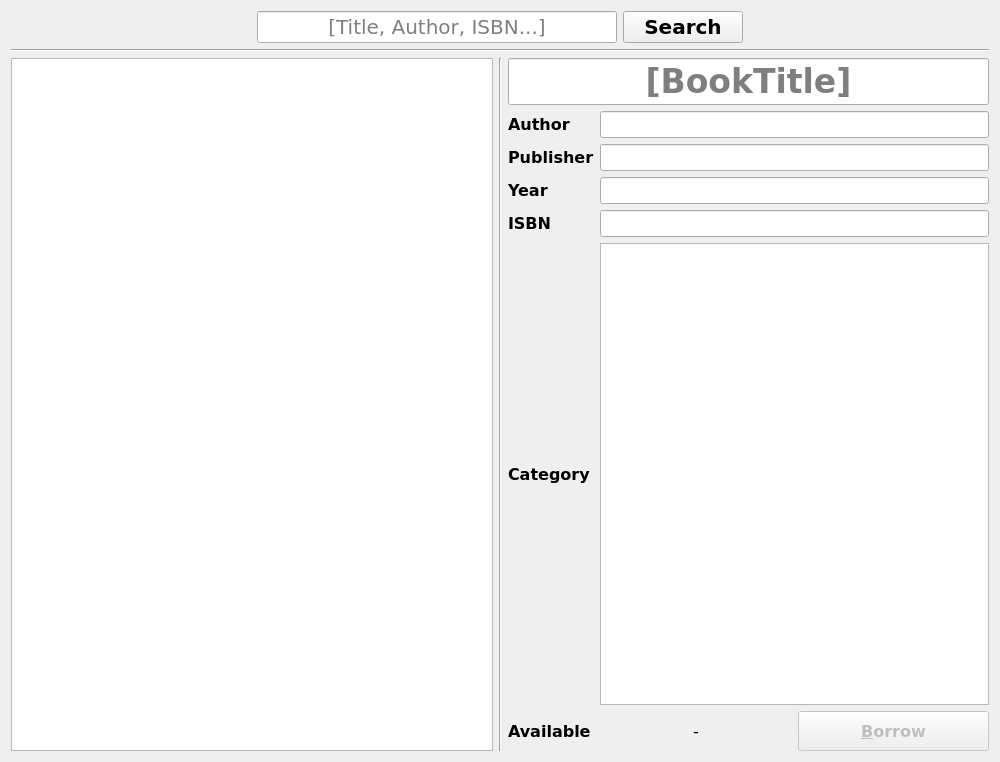
NiroSugir/LibraryManagementSystem, file LibraryManagementSystem/widgets/book/bookview.ui: the form before one commit.
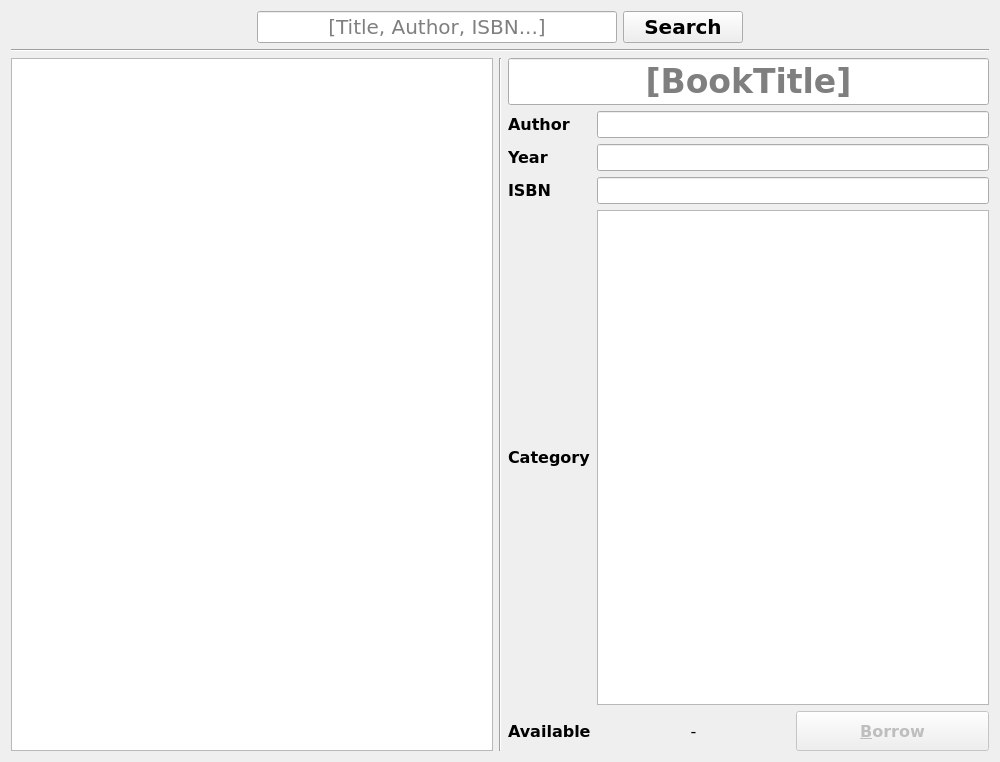
The form after the commit.

What changed in the file:
```diff
--- a/LibraryManagementSystem/widgets/book/bookview.ui
+++ b/LibraryManagementSystem/widgets/book/bookview.ui
@@ -141,77 +141,7 @@
      </item>
      <item>
       <layout class="QGridLayout" name="gridLayout">
-       <item row="1" column="0">
-        <widget class="QLabel" name="labelAuthor">
-         <property name="font">
-          <font>
-           <family>Verdana</family>
-           <pointsize>12</pointsize>
-           <weight>75</weight>
-           <bold>true</bold>
-          </font>
-         </property>
-         <property name="text">
-          <string>Author</string>
-         </property>
-        </widget>
-       </item>
-       <item row="3" column="0">
-        <widget class="QLabel" name="label_4">
-         <property name="font">
-          <font>
-           <family>Verdana</family>
-           <pointsize>12</pointsize>
-           <weight>75</weight>
-           <bold>true</bold>
-          </font>
-         </property>
-         <property name="text">
-          <string>Year</string>
-         </property>
-        </widget>
-       </item>
-       <item row="5" column="0">
-        <widget class="QLabel" name="label_6">
-         <property name="font">
-          <font>
-           <family>Verdana</family>
-           <pointsize>12</pointsize>
-           <weight>75</weight>
-           <bold>true</bold>
-          </font>
-         </property>
-         <property name="text">
-          <string>Category</string>
-         </property>
-        </widget>
-       </item>
-       <item row="3" column="1">
-        <widget class="QLineEdit" name="lineEditYear">
-         <property name="font">
-          <font>
-           <family>Verdana</family>
-           <pointsize>12</pointsize>
-          </font>
-         </property>
-        </widget>
-       </item>
-       <item row="4" column="0">
-        <widget class="QLabel" name="label_5">
-         <property name="font">
-          <font>
-           <family>Verdana</family>
-           <pointsize>12</pointsize>
-           <weight>75</weight>
-           <bold>true</bold>
-          </font>
-         </property>
-         <property name="text">
-          <string>ISBN</string>
-         </property>
-        </widget>
-       </item>
-       <item row="6" column="1">
+       <item row="5" column="1">
         <layout class="QHBoxLayout" name="horizontalLayout">
          <item>
           <widget class="QLabel" name="labelAvailability">
@@ -247,8 +177,33 @@
          </item>
         </layout>
        </item>
+       <item row="1" column="1">
+        <widget class="QLineEdit" name="lineEditAuthor">
+         <property name="font">
+          <font>
+           <family>Verdana</family>
+           <pointsize>12</pointsize>
+          </font>
+         </property>
+        </widget>
+       </item>
+       <item row="1" column="0">
+        <widget class="QLabel" name="labelAuthor">
+         <property name="font">
+          <font>
+           <family>Verdana</family>
+           <pointsize>12</pointsize>
+           <weight>75</weight>
+           <bold>true</bold>
+          </font>
+         </property>
+         <property name="text">
+          <string>Author</string>
+         </property>
+        </widget>
+       </item>
        <item row="2" column="0">
-        <widget class="QLabel" name="label_3">
+        <widget class="QLabel" name="label_4">
          <property name="font">
           <font>
            <family>Verdana</family>
@@ -258,18 +213,41 @@
           </font>
          </property>
          <property name="text">
-          <string>Publisher</string>
+          <string>Year</string>
          </property>
         </widget>
        </item>
-       <item row="5" column="1">
-        <widget class="QListWidget" name="listViewCategories">
-         <property name="selectionBehavior">
-          <enum>QAbstractItemView::SelectRows</enum>
+       <item row="3" column="0">
+        <widget class="QLabel" name="label_5">
+         <property name="font">
+          <font>
+           <family>Verdana</family>
+           <pointsize>12</pointsize>
+           <weight>75</weight>
+           <bold>true</bold>
+          </font>
          </property>
+         <property name="text">
+          <string>ISBN</string>
+         </property>
         </widget>
        </item>
-       <item row="4" column="1">
+       <item row="4" column="0">
+        <widget class="QLabel" name="label_6">
+         <property name="font">
+          <font>
+           <family>Verdana</family>
+           <pointsize>12</pointsize>
+           <weight>75</weight>
+           <bold>true</bold>
+          </font>
+         </property>
+         <property name="text">
+          <string>Category</string>
+         </property>
+        </widget>
+       </item>
+       <item row="3" column="1">
         <widget class="QLineEdit" name="lineEditIsbn">
          <property name="font">
           <font>
@@ -279,19 +257,6 @@
          </property>
         </widget>
        </item>
-       <item row="6" column="0">
-        <widget class="QLabel" name="labelAvailable">
-         <property name="font">
-          <font>
-           <weight>75</weight>
-           <bold>true</bold>
-          </font>
-         </property>
-         <property name="text">
-          <string>Available</string>
-         </property>
-        </widget>
-       </item>
        <item row="0" column="0" colspan="2">
         <widget class="QLineEdit" name="lineEditTitle">
          <property name="sizeIncrement">
@@ -325,18 +290,28 @@
          </property>
         </widget>
        </item>
+       <item row="4" column="1">
+        <widget class="QListWidget" name="listViewCategories">
+         <property name="selectionBehavior">
+          <enum>QAbstractItemView::SelectRows</enum>
+         </property>
+        </widget>
+       </item>
+       <item row="5" column="0">
+        <widget class="QLabel" name="labelAvailable">
+         <property name="font">
+          <font>
+           <weight>75</weight>
+           <bold>true</bold>
+          </font>
+         </property>
+         <property name="text">
+          <string>Available</string>
+         </property>
+        </widget>
+       </item>
        <item row="2" column="1">
-        <widget class="QLineEdit" name="lineEditPublisher">
-         <property name="font">
-          <font>
-           <family>Verdana</family>
-           <pointsize>12</pointsize>
-          </font>
-         </property>
-        </widget>
-       </item>
-       <item row="1" column="1">
-        <widget class="QLineEdit" name="lineEditAuthor">
+        <widget class="QLineEdit" name="lineEditYear">
          <property name="font">
           <font>
            <family>Verdana</family>
```
Left out of the diff: 1 changed line with no effect on the pictures.
